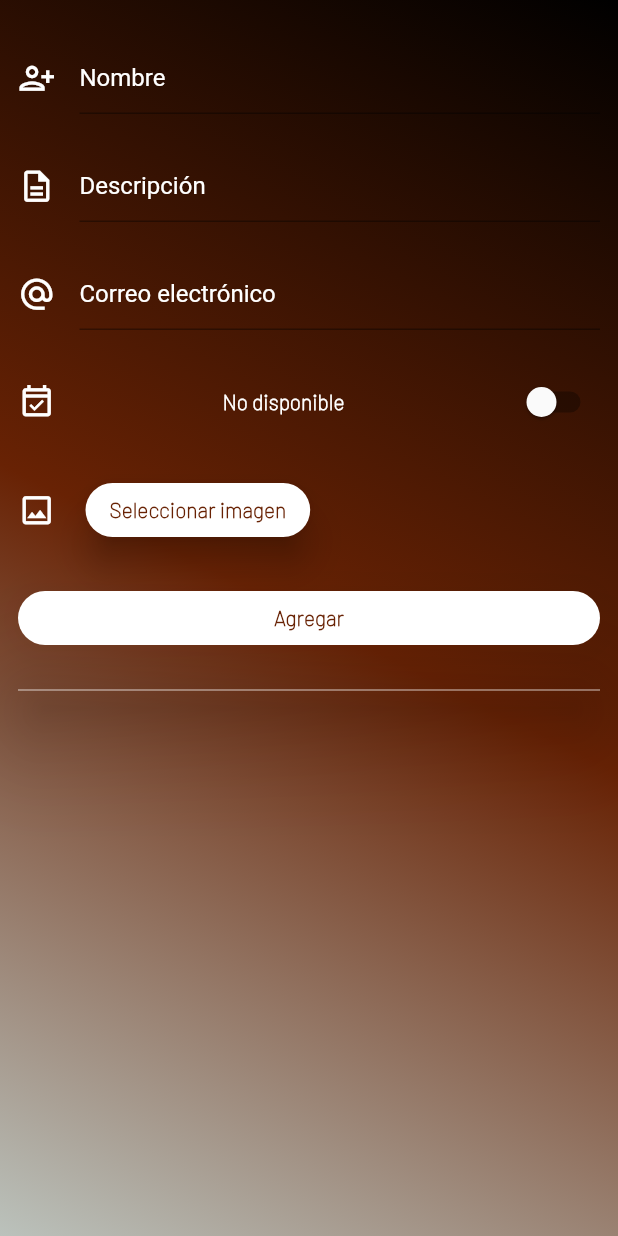
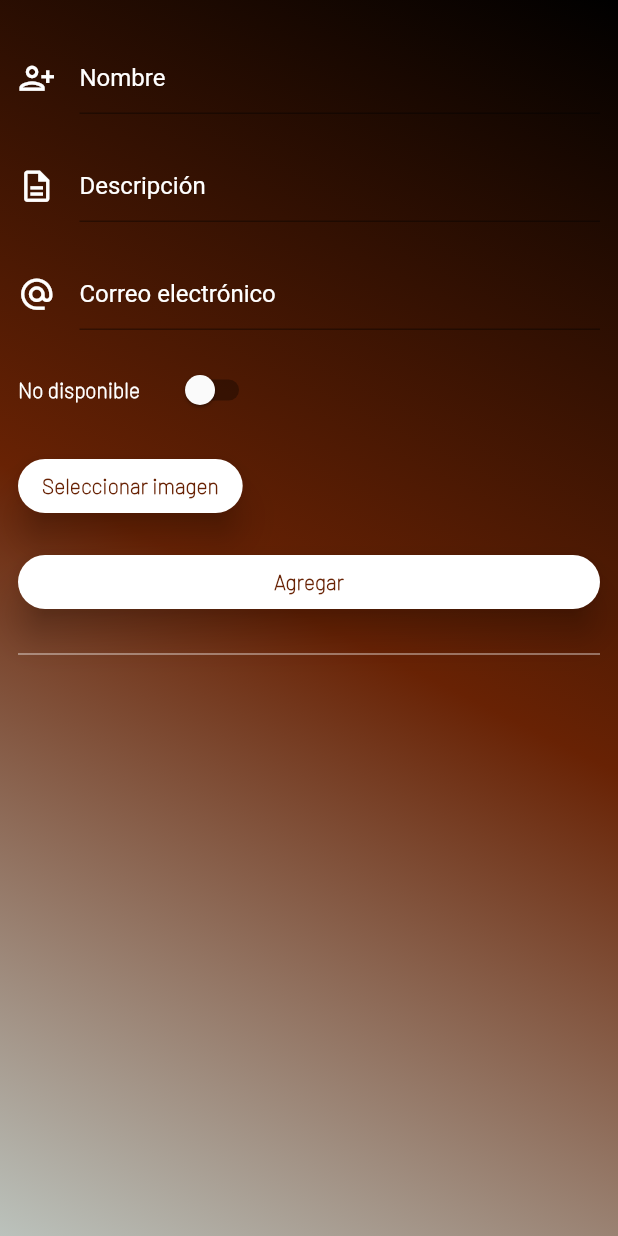
Before and after one commit to bdgv11/BarberShopApp, a Flutter app: the BarberCrud screen opened directly with empty values, on a phone screen of 412 x 824 dp. Run offline on Flutter 3.47's test engine with Material 2 defaults, Android fonts, the phone set to English and light mode, and no system bars; our stand-ins replace animate_do, cloud_firestore, firebase_auth, firebase_core, firebase_storage, google_fonts and 3 more; accounts and stored records are empty.

Commit message:
Complete product service crud

```diff
--- a/barber/lib/feature_cruds/widgets/barber_crud.dart
+++ b/barber/lib/feature_cruds/widgets/barber_crud.dart
@@ -65,8 +65,12 @@ class _BarberCrudState extends State<BarberCrud> {
 
   @override
   Widget build(BuildContext context) {
+    double heightMediaQuery = MediaQuery.of(context).size.height;
+    double widthMediaQuery = MediaQuery.of(context).size.width;
     return Scaffold(
       body: Container(
+        height: heightMediaQuery,
+        width: widthMediaQuery,
         decoration: const BoxDecoration(
           gradient: LinearGradient(
             begin: Alignment.topRight,
@@ -157,15 +161,10 @@ class _BarberCrudState extends State<BarberCrud> {
                             ),
                           ),
                         ),
-                        const Padding(padding: EdgeInsets.all(12)),
+                        const Padding(padding: EdgeInsets.all(8)),
                         Row(
-                          mainAxisAlignment: MainAxisAlignment.spaceBetween,
+                          mainAxisAlignment: MainAxisAlignment.start,
                           children: [
-                            const Icon(
-                              Icons.event_available_outlined,
-                              size: 25,
-                              color: Colors.white,
-                            ),
                             Text(
                               _switchValue ? 'Disponible' : 'No disponible',
                               style: const TextStyle(
@@ -173,6 +172,7 @@ class _BarberCrudState extends State<BarberCrud> {
                                   fontFamily: 'Barlow',
                                   fontWeight: FontWeight.bold),
                             ),
+                            const Padding(padding: EdgeInsets.only(right: 20)),
                             Switch.adaptive(
                               value: _switchValue,
                               activeColor: Colors.green,
@@ -184,16 +184,11 @@ class _BarberCrudState extends State<BarberCrud> {
                             ),
                           ],
                         ),
-                        const Padding(padding: EdgeInsets.all(12)),
+                        const Padding(padding: EdgeInsets.all(8)),
                         Row(
-                          mainAxisAlignment: MainAxisAlignment.spaceBetween,
+                          mainAxisAlignment: MainAxisAlignment.start,
                           children: [
-                            const Icon(
-                              Icons.image_outlined,
-                              size: 25,
-                              color: Colors.white,
-                            ),
-                            const Padding(padding: EdgeInsets.only(right: 20)),
+                            //const Padding(padding: EdgeInsets.only(right: 20)),
                             ElevatedButton(
                               onPressed: () {
                                 imagePickerMethod();
@@ -224,7 +219,7 @@ class _BarberCrudState extends State<BarberCrud> {
                             ),
                           ],
                         ),
-                        const Padding(padding: EdgeInsets.all(12)),
+                        const Padding(padding: EdgeInsets.all(8)),
                         _processing
                             ? const CircularProgressIndicator()
                             : Row(
@@ -233,7 +228,7 @@ class _BarberCrudState extends State<BarberCrud> {
                                   Expanded(
                                     child: ElevatedButton(
                                       style: ElevatedButton.styleFrom(
-                                        elevation: 30,
+                                        elevation: 10,
                                         backgroundColor: Colors.white,
                                         shape: RoundedRectangleBorder(
                                           borderRadius:
@@ -665,7 +660,7 @@ class _BarberCrudState extends State<BarberCrud> {
       child: Column(
         children: [
           SizedBox(
-            height: 320,
+            height: 300,
             child: StreamBuilder(
               stream: _barberCollection.snapshots(),
               builder: (BuildContext context,
```
Also changed, not shown: barber/lib/feature_cruds/models/product_service.dart (+7 -0 lines), barber/lib/feature_cruds/widgets/service_crud.dart (+104 -12 lines).
